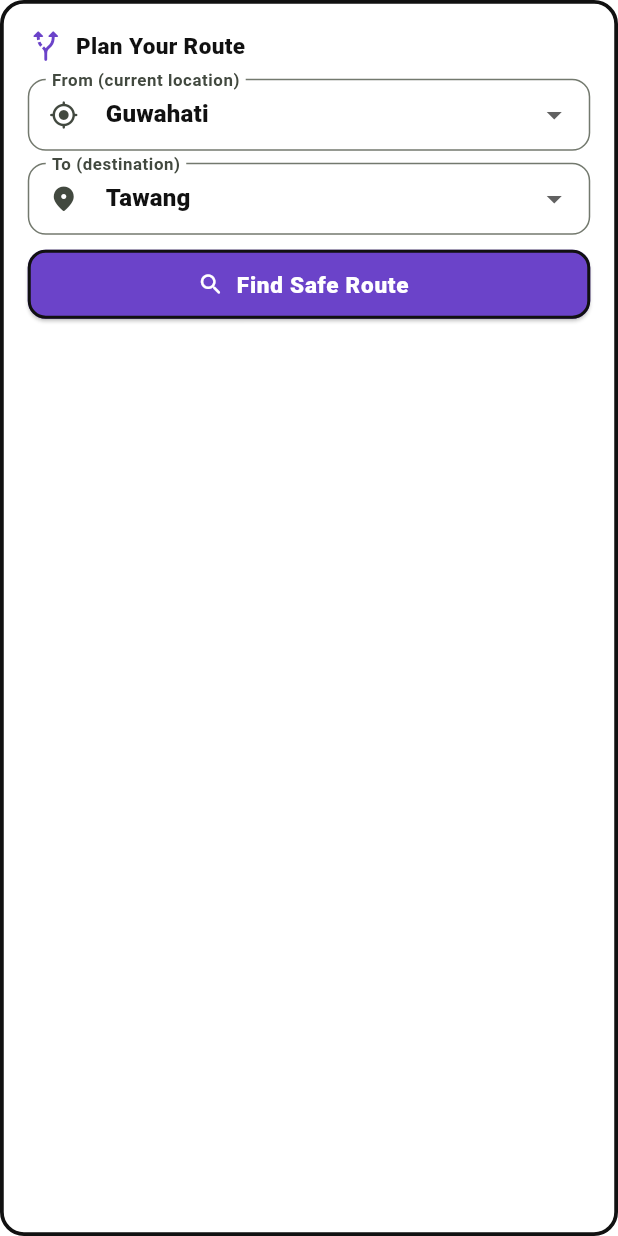
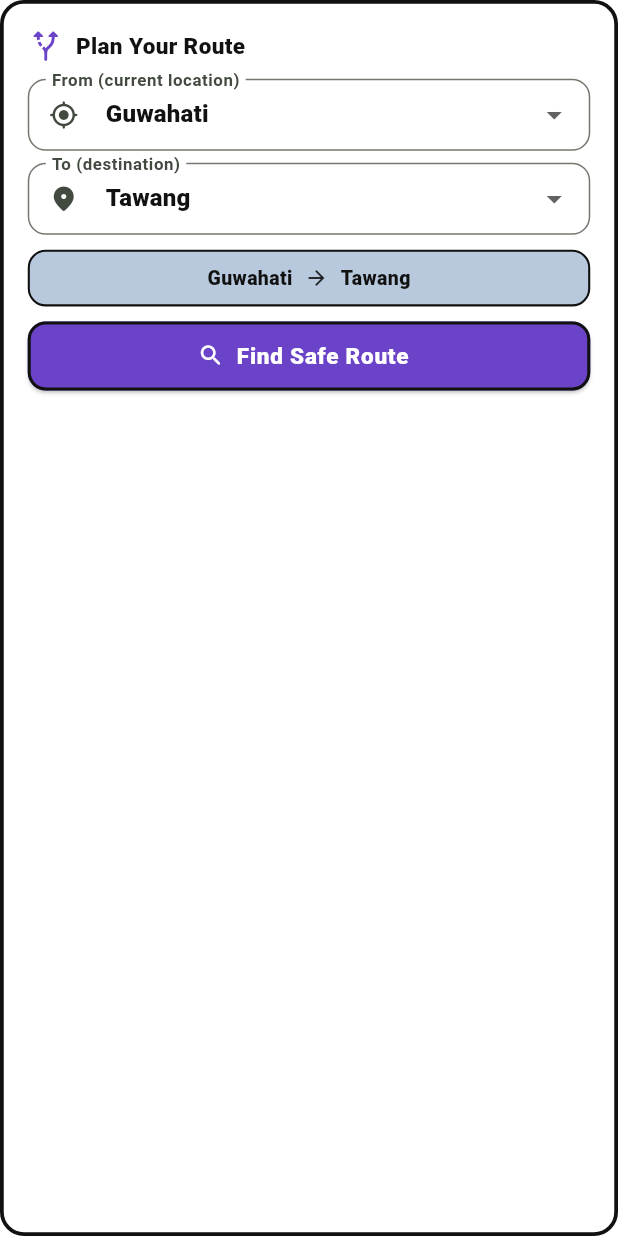
Before and after one commit to piyush621-pareek/SAPTHARA-SIH, a Flutter app: the _RoutePlanner widget shown alone on an empty page, opened directly, on a phone screen of 412 x 824 dp. Run offline on Flutter 3.47's test engine with Material 3 defaults, Android fonts, the phone set to English and light mode, and no system bars; our stand-ins replace battery_plus, flutter_local_notifications, flutter_map, flutter_riverpod, geolocator, image_picker and 3 more; accounts and stored records are empty; network calls fail.

Commit message:
Fix route planner persistence, GPS feedback, add logout + fullscreen map
- Route planner: From/To now persist (lifted to providers), no reset on plan;
  clear 'From X -> To Y' label; busy spinner instead of unmounting the planner.
- Report GPS: real request with feedback snackbars (was silent).
- Profile: Log out button.
- Full-screen map view (Google-Maps-style) via a fullscreen button on the route map.
- flutter analyze: 0 errors.

```diff
--- a/saptahara_frontend/saptahara/lib/app/providers.dart
+++ b/saptahara_frontend/saptahara/lib/app/providers.dart
@@ -72,9 +72,10 @@ class RoutesController extends StateNotifier<AsyncValue<List<RouteOption>>> {
     }
   }
 
-  /// Plan a hazard-aware route between two user-chosen points.
+  /// Plan a hazard-aware route between two user-chosen points. Does NOT emit a
+  /// loading state (that would unmount the planner and reset its dropdowns);
+  /// it keeps the current routes visible until the new ones arrive.
   Future<void> planRoute(double oLat, double oLng, double dLat, double dLng) async {
-    state = const AsyncValue.loading();
     try {
       state = AsyncValue.data(await _repo.plan(oLat, oLng, dLat, dLng));
     } catch (e, st) {
--- a/saptahara_frontend/saptahara/lib/presentation/route/route_screen.dart
+++ b/saptahara_frontend/saptahara/lib/presentation/route/route_screen.dart
@@ -8,6 +8,13 @@ import 'package:saptahara/domain/entities/entities.dart';
 import 'package:saptahara/presentation/widgets/app_card.dart';
 import 'package:saptahara/presentation/widgets/live_map.dart';
 import 'package:saptahara/presentation/widgets/offline_banner.dart';
+import 'package:saptahara/presentation/route/fullscreen_map.dart';
+
+// Persisted From/To selection for the planner (survives list rebuilds).
+final routeFromProvider =
+    StateProvider<int>((ref) => Places.all.indexWhere((p) => p.name == 'Guwahati'));
+final routeToProvider =
+    StateProvider<int>((ref) => Places.all.indexWhere((p) => p.name == 'Tawang'));
 
 class RouteScreen extends ConsumerWidget {
   const RouteScreen({super.key});
@@ -42,11 +49,33 @@ class RouteScreen extends ConsumerWidget {
                       const SizedBox(height: 12),
                       AppCard(
                         padding: const EdgeInsets.all(10),
-                        child: LiveMap(
-                          routes: routes,
-                          highlightedRouteId: selected.id,
-                          geofence: fence,
-                          style: mapStyle,
+                        child: Stack(
+                          children: [
+                            LiveMap(
+                              routes: routes,
+                              highlightedRouteId: selected.id,
+                              geofence: fence,
+                              style: mapStyle,
+                            ),
+                            Positioned(
+                              right: 6,
+                              top: 6,
+                              child: Material(
+                                color: AppColors.white,
+                                shape: RoundedRectangleBorder(
+                                  borderRadius: BorderRadius.circular(8),
+                                  side: const BorderSide(color: AppColors.black, width: 1.6),
+                                ),
+                                child: IconButton(
+                                  tooltip: 'Full screen',
+                                  icon: const Icon(Icons.fullscreen, color: AppColors.black),
+                                  onPressed: () => Navigator.of(context).push(
+                                    MaterialPageRoute(builder: (_) => const FullscreenMapScreen()),
+                                  ),
+                                ),
+                              ),
+                            ),
+                          ],
                         ),
                       ),
                       const SizedBox(height: 14),
@@ -212,27 +241,25 @@ class _RoutePlanner extends ConsumerStatefulWidget {
 }
 
 class _RoutePlannerState extends ConsumerState<_RoutePlanner> {
-  late int _from = _indexOf('Guwahati');
-  late int _to = _indexOf('Tawang');
-
-  int _indexOf(String name) {
-    final list = Places.all;
-    final i = list.indexWhere((p) => p.name == name);
-    return i >= 0 ? i : 0;
-  }
+  bool _busy = false;
 
   Future<void> _find() async {
     final list = Places.all;
-    final o = list[_from], d = list[_to];
+    final o = list[ref.read(routeFromProvider)];
+    final d = list[ref.read(routeToProvider)];
+    setState(() => _busy = true);
     await ref
         .read(routesControllerProvider.notifier)
         .planRoute(o.lat, o.lng, d.lat, d.lng);
+    if (mounted) setState(() => _busy = false);
   }
 
   @override
   Widget build(BuildContext context) {
     final places = Places.all;
     final lang = ref.watch(languageProvider);
+    final from = ref.watch(routeFromProvider);
+    final to = ref.watch(routeToProvider);
     return AppCard(
       child: Column(
         crossAxisAlignment: CrossAxisAlignment.stretch,
@@ -246,17 +273,37 @@ class _RoutePlannerState extends ConsumerState<_RoutePlanner> {
             ],
           ),
           const SizedBox(height: 10),
-          _picker(Icons.my_location_rounded, AppStrings.t('fromLabel', lang), _from,
-              (v) => setState(() => _from = v), places),
+          _picker(Icons.my_location_rounded, AppStrings.t('fromLabel', lang), from,
+              (v) => ref.read(routeFromProvider.notifier).state = v, places),
           const SizedBox(height: 8),
-          _picker(Icons.place_rounded, AppStrings.t('toLabel', lang), _to,
-              (v) => setState(() => _to = v), places),
+          _picker(Icons.place_rounded, AppStrings.t('toLabel', lang), to,
+              (v) => ref.read(routeToProvider.notifier).state = v, places),
+          const SizedBox(height: 10),
+          // Clear confirmation of the chosen origin -> destination.
+          Container(
+            padding: const EdgeInsets.symmetric(horizontal: 10, vertical: 8),
+            decoration: BoxDecoration(
+              color: AppColors.panelBlue,
+              borderRadius: BorderRadius.circular(AppRadii.cardSm),
+              border: Border.all(color: AppColors.black, width: 1.4),
+            ),
+            child: Row(
+              mainAxisAlignment: MainAxisAlignment.center,
+              children: [
+                Flexible(child: Text(places[from].name, overflow: TextOverflow.ellipsis, style: const TextStyle(fontWeight: FontWeight.w800))),
+                const Padding(padding: EdgeInsets.symmetric(horizontal: 8), child: Icon(Icons.arrow_forward, size: 16)),
+                Flexible(child: Text(places[to].name, overflow: TextOverflow.ellipsis, style: const TextStyle(fontWeight: FontWeight.w800))),
+              ],
+            ),
+          ),
           const SizedBox(height: 10),
           SizedBox(
             height: 46,
             child: ElevatedButton.icon(
-              onPressed: _from == _to ? null : _find,
-              icon: const Icon(Icons.search_rounded, color: AppColors.white, size: 18),
+              onPressed: (from == to || _busy) ? null : _find,
+              icon: _busy
+                  ? const SizedBox(width: 16, height: 16, child: CircularProgressIndicator(strokeWidth: 2, color: AppColors.white))
+                  : const Icon(Icons.search_rounded, color: AppColors.white, size: 18),
               label: Text(AppStrings.t('findRoute', lang),
                   style: const TextStyle(color: AppColors.white, fontWeight: FontWeight.w900)),
               style: ElevatedButton.styleFrom(
```
Also changed, not shown: saptahara_frontend/saptahara/lib/presentation/profile/profile_screen.dart (+15 -0 lines), saptahara_frontend/saptahara/lib/presentation/report/report_screen.dart (+51 -13 lines), 2 other files.
